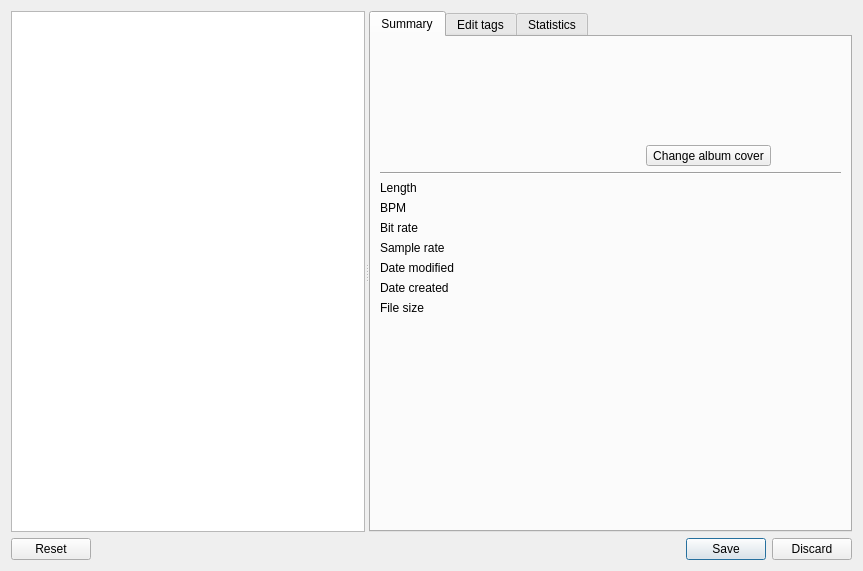
Qt form src/ui/edittagdialog.ui (clementine-player/Clementine) before a commit.
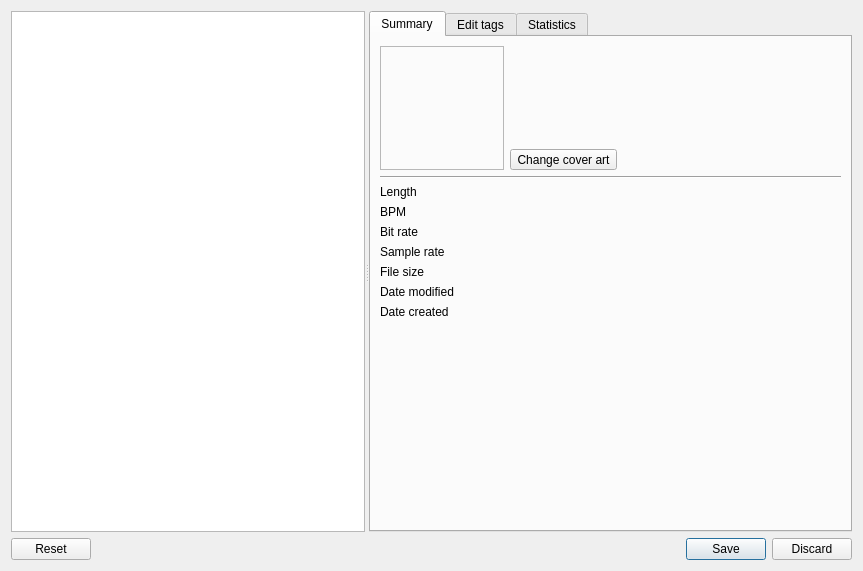
The same form after that commit. The open tabs and pages were chosen to show the change. Icons and pictures are not drawn. Custom widgets are drawn as their Qt base class.

Patch:
```diff
--- a/src/ui/edittagdialog.ui
+++ b/src/ui/edittagdialog.ui
@@ -36,64 +36,65 @@
        <attribute name="title">
         <string>Summary</string>
        </attribute>
-       <layout class="QVBoxLayout" name="verticalLayout_2">
+       <layout class="QVBoxLayout" name="verticalLayout">
         <item>
-         <layout class="QHBoxLayout" name="horizontalLayout_2">
+         <layout class="QHBoxLayout" name="horizontalLayout">
           <item>
            <widget class="QLabel" name="art">
+            <property name="sizePolicy">
+             <sizepolicy hsizetype="Fixed" vsizetype="Fixed">
+              <horstretch>0</horstretch>
+              <verstretch>0</verstretch>
+             </sizepolicy>
+            </property>
             <property name="minimumSize">
              <size>
-              <width>120</width>
-              <height>120</height>
+              <width>124</width>
+              <height>124</height>
              </size>
             </property>
-            <property name="maximumSize">
-             <size>
-              <width>120</width>
-              <height>120</height>
-             </size>
+            <property name="frameShape">
+             <enum>QFrame::StyledPanel</enum>
             </property>
             <property name="text">
              <string/>
             </property>
+            <property name="alignment">
+             <set>Qt::AlignCenter</set>
+            </property>
+            <property name="margin">
+             <number>2</number>
+            </property>
            </widget>
           </item>
           <item>
-           <layout class="QVBoxLayout" name="verticalLayout">
+           <layout class="QVBoxLayout" name="verticalLayout_2">
+            <property name="spacing">
+             <number>2</number>
+            </property>
             <item>
              <widget class="QLabel" name="summary">
+              <property name="sizePolicy">
+               <sizepolicy hsizetype="Expanding" vsizetype="Preferred">
+                <horstretch>0</horstretch>
+                <verstretch>0</verstretch>
+               </sizepolicy>
+              </property>
               <property name="text">
                <string/>
               </property>
-             </widget>
-            </item>
-            <item>
-             <spacer name="verticalSpacer">
-              <property name="orientation">
-               <enum>Qt::Vertical</enum>
+              <property name="alignment">
+               <set>Qt::AlignLeading|Qt::AlignLeft|Qt::AlignTop</set>
               </property>
-              <property name="sizeType">
-               <enum>QSizePolicy::Preferred</enum>
-              </property>
-              <property name="sizeHint" stdset="0">
-               <size>
-                <width>20</width>
-                <height>18</height>
-               </size>
-              </property>
-             </spacer>
-            </item>
-            <item>
-             <widget class="QLabel" name="summary_art">
-              <property name="text">
-               <string/>
+              <property name="wordWrap">
+               <bool>true</bool>
               </property>
              </widget>
             </item>
             <item>
              <widget class="QToolButton" name="summary_art_button">
               <property name="text">
-               <string>Change album cover</string>
+               <string>Change cover art</string>
               </property>
               <property name="popupMode">
                <enum>QToolButton::InstantPopup</enum>
@@ -113,6 +114,9 @@
         </item>
         <item>
          <layout class="QFormLayout" name="formLayout">
+          <property name="horizontalSpacing">
+           <number>18</number>
+          </property>
           <item row="0" column="0">
            <widget class="QLabel" name="label_5">
             <property name="text">
@@ -122,6 +126,9 @@
           </item>
           <item row="0" column="1">
            <widget class="QLabel" name="length">
+            <property name="wordWrap">
+             <bool>true</bool>
+            </property>
             <property name="textInteractionFlags">
              <set>Qt::LinksAccessibleByMouse|Qt::TextSelectableByKeyboard|Qt::TextSelectableByMouse</set>
             </property>
@@ -136,6 +143,9 @@
           </item>
           <item row="1" column="1">
            <widget class="QLabel" name="bpm">
+            <property name="wordWrap">
+             <bool>true</bool>
+            </property>
             <property name="textInteractionFlags">
              <set>Qt::LinksAccessibleByMouse|Qt::TextSelectableByKeyboard|Qt::TextSelectableByMouse</set>
             </property>
@@ -150,6 +160,9 @@
           </item>
           <item row="2" column="1">
            <widget class="QLabel" name="bitrate">
+            <property name="wordWrap">
+             <bool>true</bool>
+            </property>
             <property name="textInteractionFlags">
              <set>Qt::LinksAccessibleByMouse|Qt::TextSelectableByKeyboard|Qt::TextSelectableByMouse</set>
             </property>
@@ -164,48 +177,60 @@
           </item>
           <item row="3" column="1">
            <widget class="QLabel" name="samplerate">
+            <property name="wordWrap">
+             <bool>true</bool>
+            </property>
             <property name="textInteractionFlags">
              <set>Qt::LinksAccessibleByMouse|Qt::TextSelectableByKeyboard|Qt::TextSelectableByMouse</set>
             </property>
            </widget>
           </item>
-          <item row="4" column="0">
+          <item row="5" column="0">
            <widget class="QLabel" name="label_8">
             <property name="text">
              <string>Date modified</string>
             </property>
            </widget>
           </item>
-          <item row="4" column="1">
+          <item row="5" column="1">
            <widget class="QLabel" name="mtime">
+            <property name="wordWrap">
+             <bool>true</bool>
+            </property>
             <property name="textInteractionFlags">
              <set>Qt::LinksAccessibleByMouse|Qt::TextSelectableByKeyboard|Qt::TextSelectableByMouse</set>
             </property>
            </widget>
           </item>
-          <item row="5" column="0">
+          <item row="6" column="0">
            <widget class="QLabel" name="label_9">
             <property name="text">
              <string>Date created</string>
             </property>
            </widget>
           </item>
-          <item row="5" column="1">
+          <item row="6" column="1">
            <widget class="QLabel" name="ctime">
+            <property name="wordWrap">
+             <bool>true</bool>
+            </property>
             <property name="textInteractionFlags">
              <set>Qt::LinksAccessibleByMouse|Qt::TextSelectableByKeyboard|Qt::TextSelectableByMouse</set>
             </property>
            </widget>
           </item>
-          <item row="6" column="0">
+          <item row="4" column="0">
            <widget class="QLabel" name="label_10">
             <property name="text">
              <string>File size</string>
             </property>
            </widget>
           </item>
-          <item row="6" column="1">
+          <item row="4" column="1">
            <widget class="QLabel" name="filesize">
+            <property name="wordWrap">
+             <bool>true</bool>
+            </property>
             <property name="textInteractionFlags">
              <set>Qt::LinksAccessibleByMouse|Qt::TextSelectableByKeyboard|Qt::TextSelectableByMouse</set>
             </property>
@@ -517,6 +542,33 @@
             </property>
            </widget>
           </item>
+          <item row="4" column="0">
+           <widget class="QLabel" name="label_21">
+            <property name="text">
+             <string>Rating</string>
+            </property>
+           </widget>
+          </item>
+          <item row="4" column="1">
+           <layout class="QHBoxLayout" name="horizontalLayout_2">
+            <item>
+             <widget class="RatingWidget" name="rating" native="true"/>
+            </item>
+            <item>
+             <spacer name="horizontalSpacer">
+              <property name="orientation">
+               <enum>Qt::Horizontal</enum>
+              </property>
+              <property name="sizeHint" stdset="0">
+               <size>
+                <width>40</width>
+                <height>20</height>
+               </size>
+              </property>
+             </spacer>
+            </item>
+           </layout>
+          </item>
          </layout>
         </item>
         <item>
```
Left out of the diff: 41 changed lines with no effect on the pictures.
